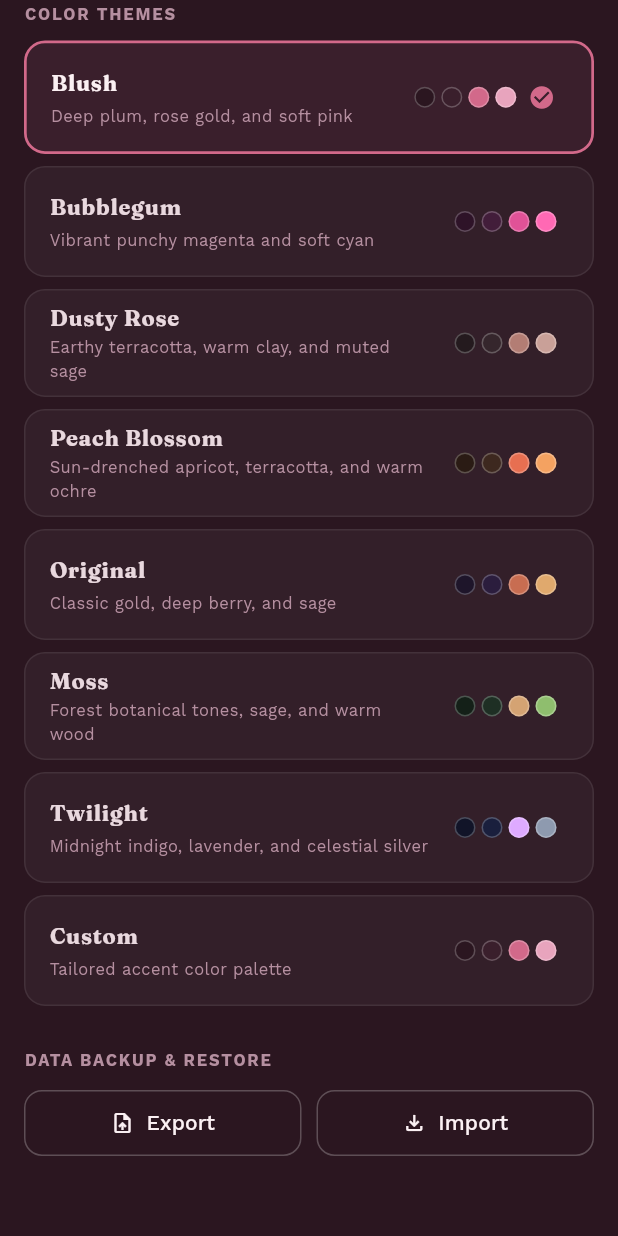
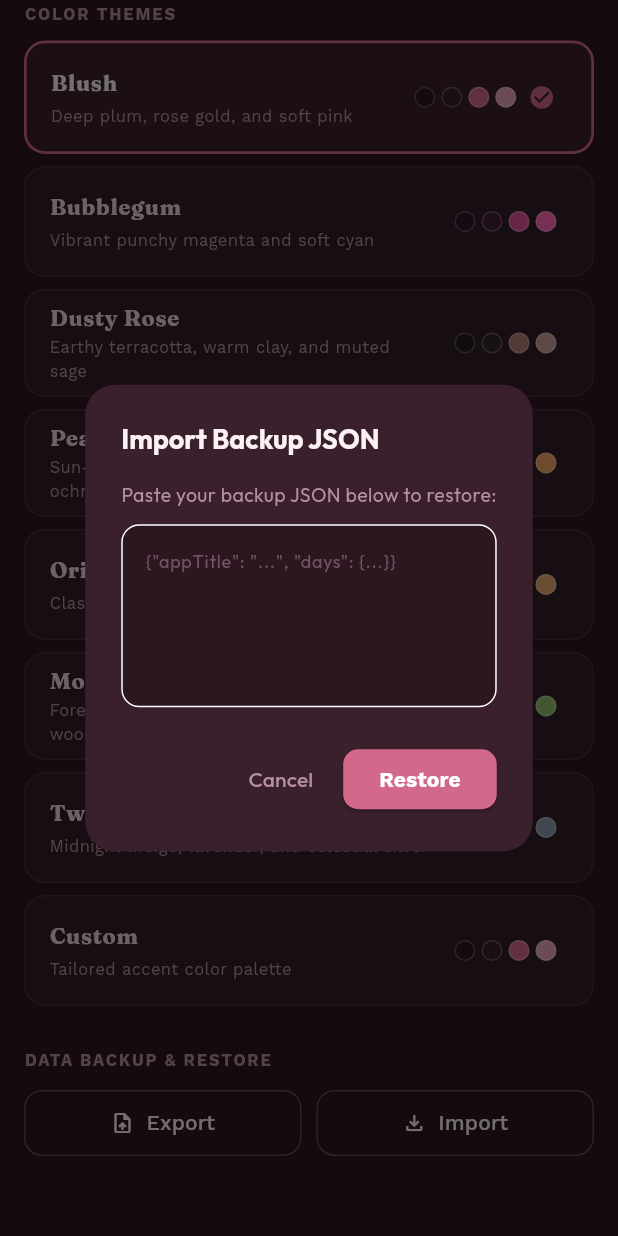
Before and after one commit to danielmwakyeya-cpu/weekly-rythym, a Flutter app: the SettingsScreen widget shown alone on an empty page, opened directly, scrolled down 658 dp, after a tap on "Import", on a phone screen of 412 x 824 dp. Run offline on Flutter 3.47's test engine with Material 3 defaults, Android fonts, the light colour scheme and no system bars; our stand-ins replace confetti, flutter_local_notifications, google_fonts, local_auth, permission_handler, shared_preferences and 2 more; missing offline and left inert: home_widget; accounts and stored records are empty.

Commit message:
fix: Streamline backup export/import with native clipboard and file storage; build release APK

```diff
--- a/lib/screens/settings_screen.dart
+++ b/lib/screens/settings_screen.dart
@@ -5,8 +5,6 @@ import 'package:google_fonts/google_fonts.dart';
 import 'package:intl/intl.dart';
 import 'package:provider/provider.dart';
 import 'package:path_provider/path_provider.dart';
-import 'package:share_plus/share_plus.dart';
-import 'package:file_picker/file_picker.dart';
 import '../models/smart_reminder_model.dart';
 import '../providers/schedule_provider.dart';
 import '../services/notification_service.dart';
@@ -452,16 +450,17 @@ class SettingsScreen extends StatelessWidget {
                     HapticService.lightTap();
                     try {
                       final json = provider.exportJson();
-                      final dir = await getTemporaryDirectory();
+                      await Clipboard.setData(ClipboardData(text: json));
+                      final dir = await getApplicationDocumentsDirectory();
                       final file = File('${dir.path}/weekly_rhythm_backup.json');
                       await file.writeAsString(json);
-                      await Share.shareXFiles(
-                        [XFile(file.path)],
-                        subject: 'Weekly Rhythm Backup',
-                      );
+                      if (context.mounted) {
+                        ScaffoldMessenger.of(context).showSnackBar(
+                          const SnackBar(content: Text('Backup copied to clipboard & saved to Documents!')),
+                        );
+                      }
                     } catch (e) {
                       if (context.mounted) {
-                        // Fallback to clipboard
                         Clipboard.setData(ClipboardData(text: provider.exportJson()));
                         ScaffoldMessenger.of(context).showSnackBar(
                           const SnackBar(content: Text('Backup copied to clipboard!')),
@@ -484,28 +483,63 @@ class SettingsScreen extends StatelessWidget {
                 child: OutlinedButton.icon(
                   onPressed: () async {
                     HapticService.lightTap();
-                    try {
-                      final result = await FilePickerPlatform.instance.pickFiles(
-                        type: FileType.custom,
-                        allowedExtensions: ['json'],
-                      );
-                      if (result != null && result.isNotEmpty && result.first.path != null) {
-                        final file = File(result.first.path!);
-                        final jsonStr = await file.readAsString();
-                        final success = await provider.importJson(jsonStr);
-                        if (context.mounted) {
-                          ScaffoldMessenger.of(context).showSnackBar(
-                            SnackBar(content: Text(success ? 'Data imported successfully!' : 'Invalid backup file.')),
-                          );
-                        }
-                      }
-                    } catch (e) {
-                      if (context.mounted) {
-                        ScaffoldMessenger.of(context).showSnackBar(
-                          const SnackBar(content: Text('Failed to import backup.')),
-                        );
-                      }
+                    final importCtrl = TextEditingController();
+                    final clipData = await Clipboard.getData(Clipboard.kTextPlain);
+                    if (clipData?.text != null && clipData!.text!.contains('"appTitle"')) {
+                      importCtrl.text = clipData.text!;
                     }
+                    if (!context.mounted) return;
+                    showDialog(
+                      context: context,
+                      builder: (ctx) => AlertDialog(
+                        backgroundColor: colors.plum,
+                        shape: RoundedRectangleBorder(borderRadius: BorderRadius.circular(20)),
+                        title: Text('Import Backup JSON', style: GoogleFonts.outfit(color: colors.cream, fontWeight: FontWeight.w700, fontSize: 18)),
+                        content: Column(
+                          mainAxisSize: MainAxisSize.min,
+                          crossAxisAlignment: CrossAxisAlignment.start,
+                          children: [
+                            Text('Paste your backup JSON below to restore:', style: GoogleFonts.outfit(color: colors.muted, fontSize: 13)),
+                            const SizedBox(height: 10),
+                            TextField(
+                              controller: importCtrl,
+                              maxLines: 5,
+                              style: GoogleFonts.outfit(color: colors.cream, fontSize: 12),
+                              decoration: InputDecoration(
+                                hintText: '{"appTitle": "...", "days": {...}}',
+                                hintStyle: GoogleFonts.outfit(color: colors.muted.withValues(alpha: 0.5)),
+                                filled: true,
+                                fillColor: Colors.black.withValues(alpha: 0.25),
+                                border: OutlineInputBorder(borderRadius: BorderRadius.circular(12)),
+                              ),
+                            ),
+                          ],
+                        ),
+                        actions: [
+                          TextButton(
+                            onPressed: () => Navigator.pop(ctx),
+                            child: Text('Cancel', style: GoogleFonts.outfit(color: colors.muted)),
+                          ),
+                          ElevatedButton(
+                            style: ElevatedButton.styleFrom(
+                              backgroundColor: colors.terracotta,
+                              foregroundColor: Colors.white,
+                              shape: RoundedRectangleBorder(borderRadius: BorderRadius.circular(10)),
+                            ),
+                            onPressed: () async {
+                              final success = await provider.importJson(importCtrl.text.trim());
+                              if (context.mounted) {
+                                Navigator.pop(ctx);
+                                ScaffoldMessenger.of(context).showSnackBar(
+                                  SnackBar(content: Text(success ? 'Data imported successfully!' : 'Invalid backup JSON content.')),
+                                );
+                              }
+                            },
+                            child: const Text('Restore', style: TextStyle(fontWeight: FontWeight.w700)),
+                          ),
+                        ],
+                      ),
+                    );
                   },
                   icon: const Icon(Icons.file_download_outlined, size: 16),
                   label: const Text('Import'),
--- a/pubspec.yaml
+++ b/pubspec.yaml
@@ -22,8 +22,6 @@ dependencies:
   flutter_local_notifications: ^18.0.1
   timezone: ^0.9.4
   path_provider: ^2.1.4
-  share_plus: ^13.3.0
-  file_picker: ^12.0.0
   home_widget: ^0.7.0
   permission_handler: ^11.3.1
 
```
Also changed, not shown: pubspec.lock, 5 other files.
